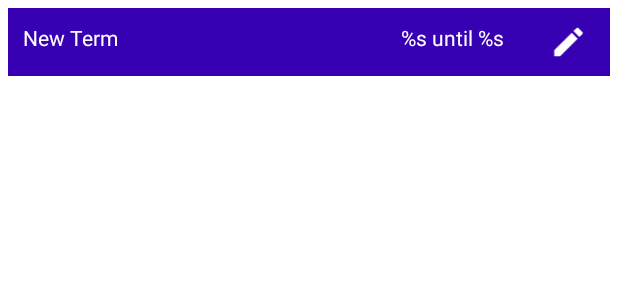
After one commit to PaulNCrotty/StudentScheduler, an Android app: the layout term_fragment.xml on its own in the app's theme, with its tools: preview values and no code run, on a phone screen of 412 x 824 dp. The commit adds this screen. Shown: the top 300 px of the screen. Run offline under Robolectric (Android 15) with nearby library versions, the phone set to English and light mode, and no system bars.

Commit message:
Struggling with this layout stuff...

```diff
--- a/app/build.gradle
+++ b/app/build.gradle
@@ -29,10 +29,12 @@ android {
 }
 
 dependencies {
+    def fragment_version = "1.3.2"
 
     implementation 'androidx.appcompat:appcompat:1.2.0'
     implementation 'com.google.android.material:material:1.3.0'
     implementation 'androidx.constraintlayout:constraintlayout:2.0.4'
+    implementation "androidx.fragment:fragment:$fragment_version"
     implementation 'androidx.legacy:legacy-support-v4:1.0.0'
     implementation 'androidx.recyclerview:recyclerview:1.1.0'
     testImplementation 'junit:junit:4.+'
--- /dev/null
+++ b/app/src/main/res/layout/term_fragment.xml
@@ -0,0 +1,38 @@
+<?xml version="1.0" encoding="utf-8"?>
+<androidx.constraintlayout.widget.ConstraintLayout
+    xmlns:android="http://schemas.android.com/apk/res/android"
+    xmlns:app="http://schemas.android.com/apk/res-auto"
+    android:layout_width="match_parent"
+    android:layout_height="match_parent">
+
+    <TextView
+        android:id="@+id/background"
+        style="@style/termBackgroundBanner"
+        app:layout_constraintEnd_toEndOf="parent"
+        app:layout_constraintStart_toStartOf="parent"
+        app:layout_constraintTop_toTopOf="parent" />
+
+    <TextView
+        android:id="@+id/termName"
+        android:layout_width="wrap_content"
+        android:text="@string/fragment_new_term"
+        app:layout_constraintStart_toStartOf="parent"
+        app:layout_constraintTop_toTopOf="parent"
+        style="@style/termTextField" />
+
+    <TextView
+        android:id="@+id/termDates"
+        android:text="@string/fragment_term_dates"
+        app:layout_constraintEnd_toStartOf="@+id/editTermIcon"
+        app:layout_constraintTop_toTopOf="parent"
+        style="@style/termTextField" />
+
+    <ImageView
+        android:id="@+id/editTermIcon"
+        app:layout_constraintEnd_toEndOf="parent"
+        app:layout_constraintTop_toTopOf="parent"
+        app:srcCompat="@drawable/ic_baseline_edit_24"
+        style="@style/termEditButton"
+        android:onClick="editTermDetails" />
+
+</androidx.constraintlayout.widget.ConstraintLayout>
--- a/build.gradle
+++ b/build.gradle
@@ -5,7 +5,7 @@ buildscript {
         jcenter()
     }
     dependencies {
-        classpath "com.android.tools.build:gradle:4.1.2"
+        classpath 'com.android.tools.build:gradle:4.1.3'
 
         // NOTE: Do not place your application dependencies here; they belong
         // in the individual module build.gradle files
```
Also changed, not shown: app/src/main/java/edu/wgu/android/studentscheduler/MainActivity.java (+58 -3 lines), app/src/main/java/edu/wgu/android/studentscheduler/fragment/TermFragment.java (added, +72 -0 lines), app/src/main/res/layout/activity_main.xml (+14 -30 lines).
